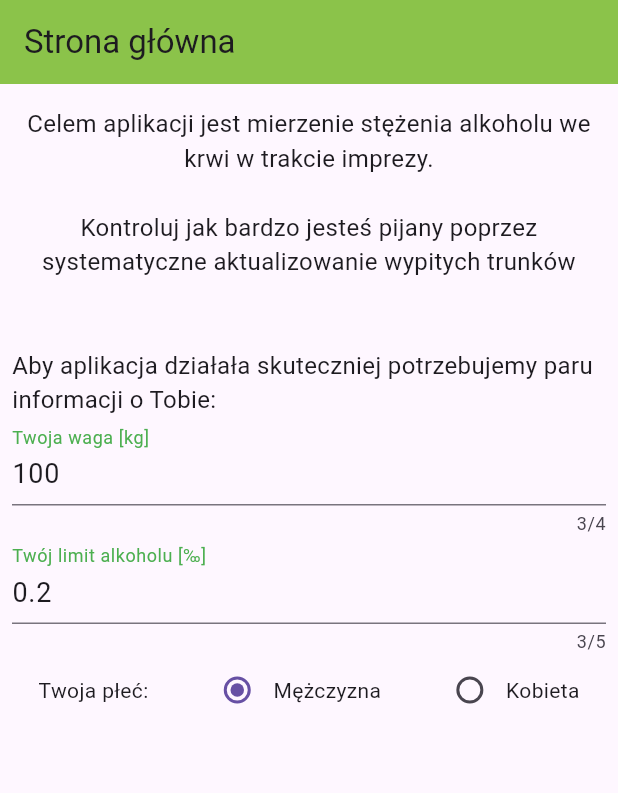
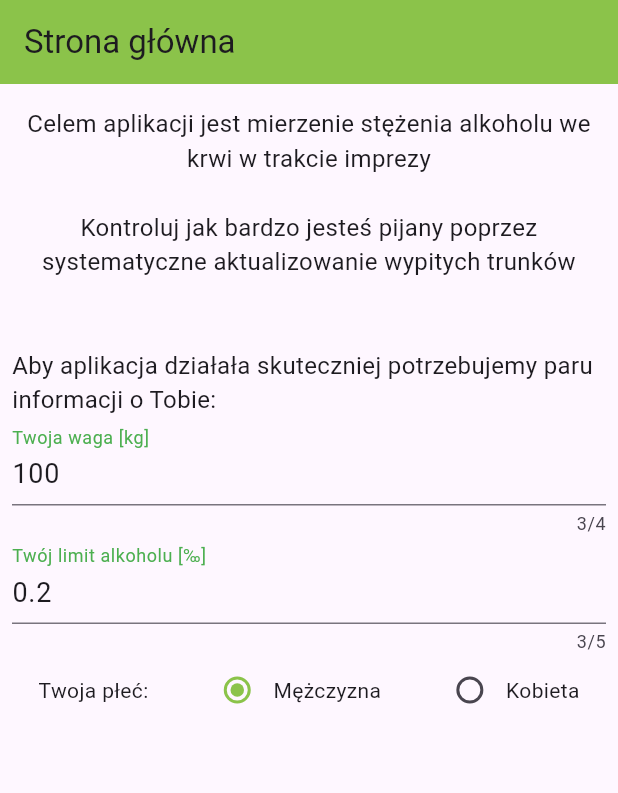
Before and after one commit to gawlas149/Alkomat, a Flutter app: the screen it shows after launch, on a phone screen of 412 x 824 dp. Shown: the top 793 px of the screen. Run offline on Flutter 3.47's test engine with Material 3 defaults, Android fonts, the phone set to English and light mode, and no system bars; our stand-ins replace get, shared_preferences.

Commit message:
Changed radio color

```diff
--- a/lib/main_screen/main_screen_page.dart
+++ b/lib/main_screen/main_screen_page.dart
@@ -32,7 +32,7 @@ class MainScreenPage extends GetView<MainScreenController> {
           children: [
             const SizedBox(height: 15),
             Text(
-              'Celem aplikacji jest mierzenie stężenia alkoholu we krwi w trakcie imprezy.\n\nKontroluj jak bardzo jesteś pijany poprzez systematyczne aktualizowanie wypitych trunków\n\n',
+              'Celem aplikacji jest mierzenie stężenia alkoholu we krwi w trakcie imprezy\n\nKontroluj jak bardzo jesteś pijany poprzez systematyczne aktualizowanie wypitych trunków\n\n',
               style: TextStyle(fontSize: 16),
               textAlign: TextAlign.center,
             ),
@@ -105,6 +105,7 @@ class MainScreenPage extends GetView<MainScreenController> {
             child: Row(
               children: [
                 Radio(
+                  activeColor: Colors.lightGreen,
                   value: 'male',
                   groupValue: controller.selectedGender!.value,
                   onChanged: (_) {
@@ -120,6 +121,7 @@ class MainScreenPage extends GetView<MainScreenController> {
             child: Row(
               children: [
                 Radio(
+                  activeColor: Colors.lightGreen,
                   value: 'female',
                   groupValue: controller.selectedGender!.value,
                   onChanged: (_) {
```
